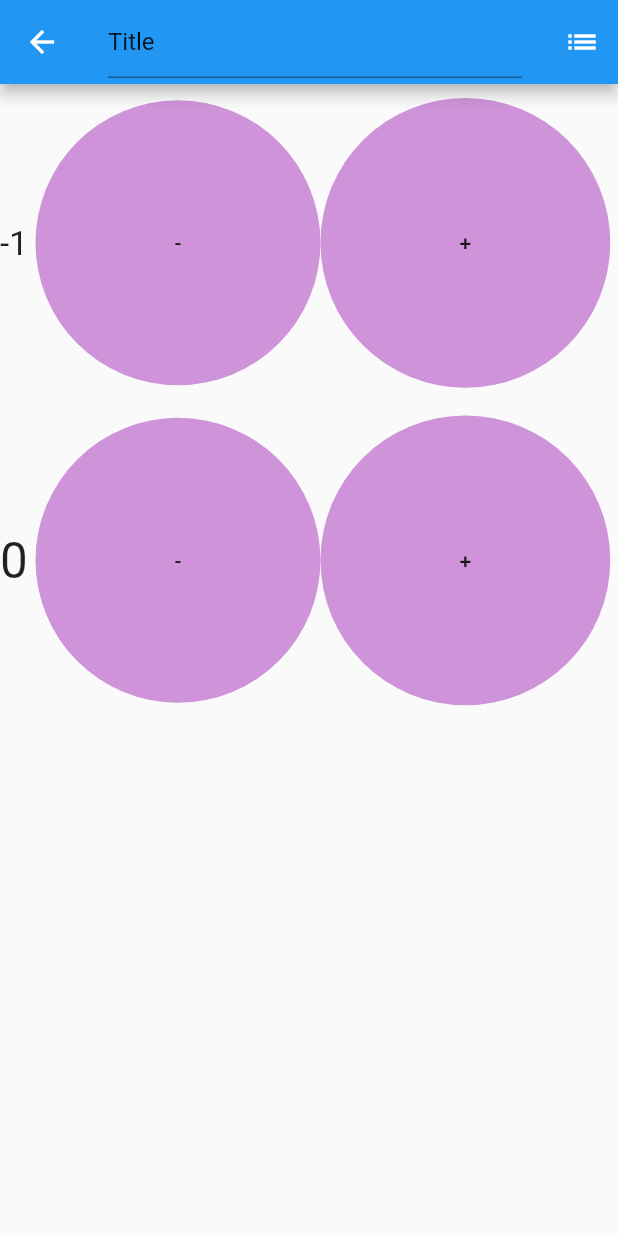
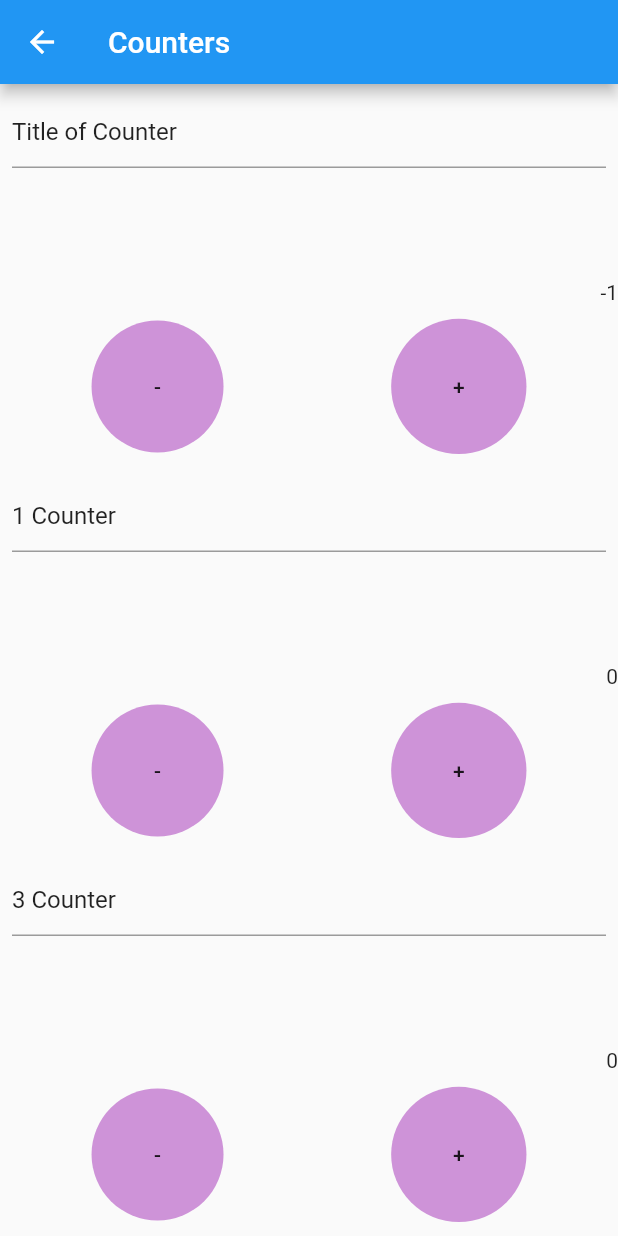
Before and after one commit to binkiebinkie/mrCounterFlutter, a Flutter app: the Counters screen opened directly, after a tap on an icon or button, on a phone screen of 412 x 824 dp. Run offline on Flutter 3.47's test engine with Material 2 defaults, Android fonts, the phone set to English and light mode, and no system bars; missing offline and left inert: hardware_buttons.

Commit message:
counter title working ughhhhhh

```diff
--- a/lib/app_state.dart
+++ b/lib/app_state.dart
@@ -15,20 +15,21 @@ class AppState with ChangeNotifier {
     ),
     CounterClass(
       count: 0,
-      title: "Second Counter",
+      title: "1 Counter",
       id: 1,
+      selected: false,
+    ),
+    CounterClass(
+      count: 0,
+      title: "3 Counter",
+      id: 2,
       selected: false,
     ),
   ];
 
   void count(int id, String counterText) {
-    print(id);
     int selectedIndex = counters.indexWhere((counter) => counter.id == id);
-    print(counters[selectedIndex].count);
-
     counters[selectedIndex].count = counterText == "+" ? counters[selectedIndex].count + 1 : counters[selectedIndex].count - 1;
-    print(counters[selectedIndex].count);
-
     notifyListeners();
   }
 
@@ -38,7 +39,6 @@ class AppState with ChangeNotifier {
   updateSelected(int id, bool value) {
     int selectedIndex = counters.indexWhere((counter) => counter.id == id);
     counters[selectedIndex].selected = value;
-
     notifyListeners();
   }
 }
--- a/lib/counters/counter_button.dart
+++ b/lib/counters/counter_button.dart
@@ -1,6 +1,7 @@
 import 'package:flutter/material.dart';
 import '../app_state.dart';
 import 'package:provider/provider.dart';
+import '../constants.dart';
 
 class CounterButton extends StatelessWidget {
   CounterButton({this.counterText,this.counterId});
@@ -9,14 +10,16 @@ class CounterButton extends StatelessWidget {
 
   Widget build(BuildContext context) {
     final appState = Provider.of<AppState>(context);
+    deviceWidth = MediaQuery.of(context).size.width;
+    deviceHeight = MediaQuery.of(context).size.height;
 
-    return FlatButton(
+    return  FlatButton(
         onPressed: () {
           appState.count(counterId,counterText);
         },
         color: Colors.purple[200],
         shape: CircleBorder(),
-      padding: EdgeInsets.all(MediaQuery.of(context).size.width * 0.225),
+        padding: EdgeInsets.all(deviceHeight * 0.05),
         child: Text(counterText),
       );
   }
--- a/lib/counters/counter_cont.dart
+++ b/lib/counters/counter_cont.dart
@@ -4,24 +4,53 @@ import 'counter_button.dart';
 import 'counter_class.dart';
 import 'package:provider/provider.dart';
 
-class CounterCont extends StatelessWidget {
+class CounterCont extends StatefulWidget {
+  CounterCont({Key key,this.counter}) : super(key:key);
   final CounterClass counter;
 
-  CounterCont({this.counter});
+  @override
+  _CounterContState createState() => _CounterContState();
+}
+
+class _CounterContState extends State<CounterCont> {
+  _CounterContState({this.counter});
+  final CounterClass counter;
+  final _counterTitleController = TextEditingController(text: '');
 
   @override
   Widget build(BuildContext context) {
     final appState = Provider.of<AppState>(context);
-    return Row(children: <Widget>[
+    _counterTitleController.text = appState.counters[widget.counter.id].title;
+
+    return Expanded(
+      child: Column(children: <Widget>[
+        Padding(
+          padding: const EdgeInsets.all(8.0),
+          child: Row(
+            children: [
+              Expanded(
+                child: TextField(
+                  controller: _counterTitleController,
+//                  onChanged: (text) {},
+                  onSubmitted: (value) {
+                    appState.counters[widget.counter.id].title =
+                        _counterTitleController.text;
+                  },
+                ),
+              )
+            ],
+          ),
+        ),
         Expanded(
           child: Row(
               mainAxisAlignment: MainAxisAlignment.end,
               crossAxisAlignment: CrossAxisAlignment.end,
               children: <Widget>[
-              Expanded(
-                child: FittedBox(
-                    fit: BoxFit.fitHeight, child: Text("${appState.counters[counter.id].count}")),
-              )
+//                    Expanded(
+                FittedBox(
+                    fit: BoxFit.fitHeight,
+                    child: Text("${appState?.counters[widget.counter.id].count}")),
+//                    )
               ]),
         ),
         Padding(
@@ -31,16 +60,17 @@ class CounterCont extends StatelessWidget {
             crossAxisAlignment: CrossAxisAlignment.center,
             children: <Widget>[
               CounterButton(
-              counterId:counter.id,
+                counterId: widget.counter.id,
                 counterText: '-',
               ),
               CounterButton(
-              counterId:counter.id,
+                counterId: widget.counter.id,
                 counterText: '+',
               ),
             ],
           ),
         ),
-    ]);
+      ]),
+    );
   }
 }
--- a/lib/counters/counters.dart
+++ b/lib/counters/counters.dart
@@ -3,69 +3,25 @@ import '../app_state.dart';
 import 'counter_cont.dart';
 import 'package:provider/provider.dart';
 
-class Counters extends StatefulWidget {
-  Counters({Key key, this.title, this.count}) : super(key: key);
-
-  final String title;
-  final int count;
-
-  @override
-  _CountersState createState() => _CountersState();
-}
-
-class _CountersState extends State<Counters> {
-  TextEditingController _counterTitleController;
-  int _counterValue = 0;
-  String _counterTitle = "Title";
-
-  @override
-  void initState() {
-    super.initState();
-    _counterTitleController = new TextEditingController(text: 'Title');
-  }
-
-  void _incrementCounter() {
-    setState(() {
-      _counterValue++;
-    });
-  }
-
-  void _decrementCounter() {
-    setState(() {
-      _counterValue >= 0 ? _counterValue-- : _counterValue;
-    });
-  }
-
-  void _changeTitle(text) {
-    setState(() {
-      _counterTitle:
-      text;
-    });
-  }
-
+class Counters extends StatelessWidget {
   @override
   Widget build(BuildContext context) {
     final appState = Provider.of<AppState>(context);
-
+    print(appState.counters[0].id);
     return SafeArea(
       child: Scaffold(
-          appBar:AppBar(
-              title: TextField(controller: _counterTitleController),
-              actions: <Widget>[
-                IconButton(
-                    icon: const Icon(Icons.list),
-                    onPressed: () {
-                      Navigator.pop(context);
-                    })
-              ]),
-          body:Column(
-            children:appState.counters
-                .map((counter) => CounterCont(
-              counter: counter,
-            ))
-                .toList(),
-            )
-      ),
+          appBar: AppBar(
+            title: Text('Counters'),
+          ),
+          body: Container(
+            child: Column(
+              children: appState.counters
+                  .map((counter) => CounterCont(
+                        counter:counter
+                      ))
+                  .toList(),
+            ),
+          )),
     );
   }
 }
--- a/lib/home/home_counter_cont.dart
+++ b/lib/home/home_counter_cont.dart
@@ -15,7 +15,7 @@ class HomeCounterCont extends StatelessWidget {
     deviceWidth = MediaQuery.of(context).size.width;
     deviceHeight = MediaQuery.of(context).size.height;
     final appState = Provider.of<AppState>(context);
-    print(counter);
+
     return Container(
       color: Colors.white,
       child: Padding(
```
Lines whose indentation alone changed are shown as unchanged.
